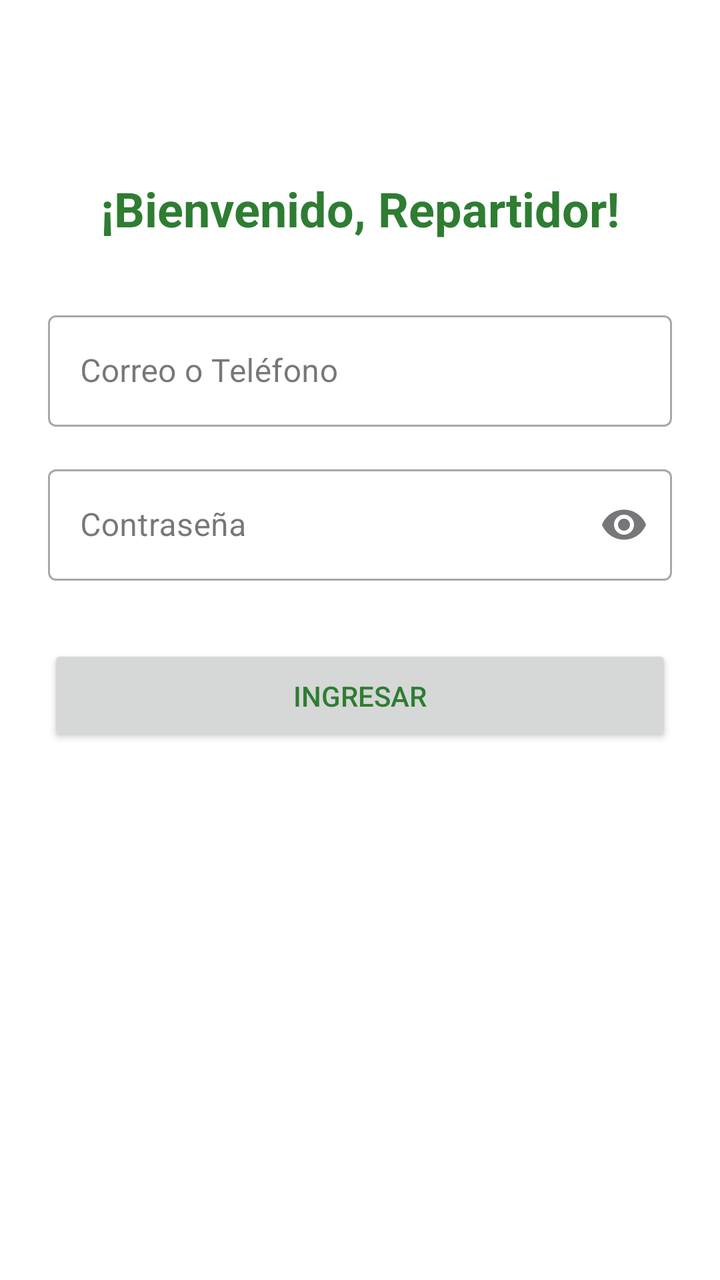
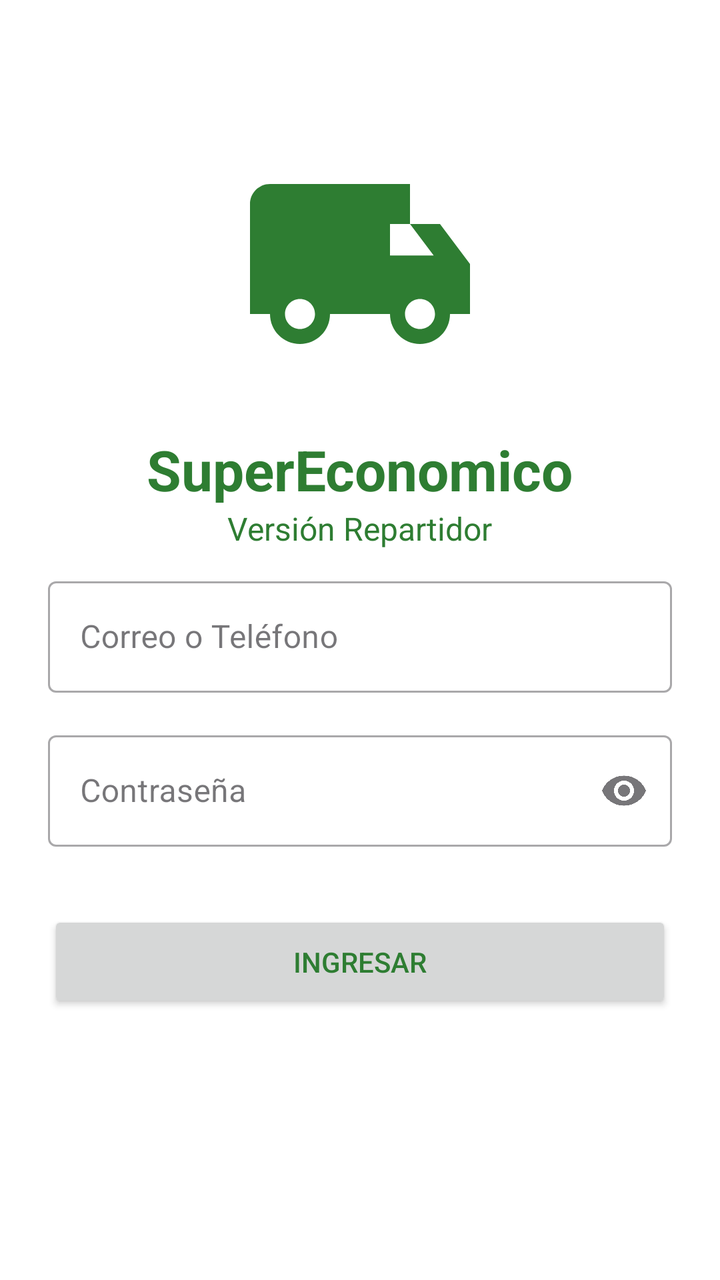

The first picture is an Android layout as it rendered before a commit; the second is the same layout after the commit. The layout source and the unified diff follow.
<!-- AndroidManifest.xml: activity theme Theme.SuperEconomicoRepartidor -->
<!-- res/layout/activity_login.xml -->
<?xml version="1.0" encoding="utf-8"?>
<androidx.constraintlayout.widget.ConstraintLayout xmlns:android="http://schemas.android.com/apk/res/android"
    xmlns:app="http://schemas.android.com/apk/res-auto"
    xmlns:tools="http://schemas.android.com/tools"
    android:layout_width="match_parent"
    android:layout_height="match_parent"
    android:padding="24dp"
    tools:context=".ui.login.LoginActivity">

    <TextView
        android:id="@+id/tvTitle"
        android:layout_width="wrap_content"
        android:layout_height="wrap_content"
        android:layout_marginTop="64dp"
        android:text="¡Bienvenido, Repartidor!"
        android:textColor="@color/green_primary"
        android:textSize="24sp"
        android:textStyle="bold"
        app:layout_constraintEnd_toEndOf="parent"
        app:layout_constraintStart_toStartOf="parent"
        app:layout_constraintTop_toTopOf="parent" />

    <com.google.android.material.textfield.TextInputLayout
        android:id="@+id/tilEmail"
        style="@style/Widget.MaterialComponents.TextInputLayout.OutlinedBox"
        android:layout_width="0dp"
        android:layout_height="wrap_content"
        android:layout_marginTop="32dp"
        android:hint="Correo o Teléfono"
        app:hintTextColor="@color/green_primary"
        app:layout_constraintEnd_toEndOf="parent"
        app:layout_constraintStart_toStartOf="parent"
        app:layout_constraintTop_toBottomOf="@id/tvTitle">

        <com.google.android.material.textfield.TextInputEditText
            android:id="@+id/etEmail"
            android:layout_width="match_parent"
            android:layout_height="wrap_content"
            android:inputType="textEmailAddress" />
    </com.google.android.material.textfield.TextInputLayout>

    <com.google.android.material.textfield.TextInputLayout
        android:id="@+id/tilPassword"
        style="@style/Widget.MaterialComponents.TextInputLayout.OutlinedBox"
        android:layout_width="0dp"
        android:layout_height="wrap_content"
        android:layout_marginTop="16dp"
        android:hint="Contraseña"
        app:endIconMode="password_toggle"
        app:hintTextColor="@color/green_primary"
        app:layout_constraintEnd_toEndOf="parent"
        app:layout_constraintStart_toStartOf="parent"
        app:layout_constraintTop_toBottomOf="@id/tilEmail">

        <com.google.android.material.textfield.TextInputEditText
            android:id="@+id/etPassword"
            android:layout_width="match_parent"
            android:layout_height="wrap_content"
            android:inputType="textPassword" />
    </com.google.android.material.textfield.TextInputLayout>

    <Button
        android:id="@+id/btnIngresar"
        android:layout_width="0dp"
        android:layout_height="wrap_content"
        android:layout_marginTop="32dp"
        android:padding="16dp"
        android:text="Ingresar"
        app:layout_constraintEnd_toEndOf="parent"
        app:layout_constraintStart_toStartOf="parent"
        app:layout_constraintTop_toBottomOf="@id/tilPassword" />

    <ProgressBar
        android:id="@+id/progressBar"
        android:layout_width="wrap_content"
        android:layout_height="wrap_content"
        android:visibility="gone"
        app:layout_constraintBottom_toBottomOf="parent"
        app:layout_constraintEnd_toEndOf="parent"
        app:layout_constraintStart_toStartOf="parent"
        app:layout_constraintTop_toTopOf="parent"
        tools:visibility="visible" />

</androidx.constraintlayout.widget.ConstraintLayout>
<!-- resources referenced by this layout -->
<resources>
  <color name="green_primary">#2E7D32</color>
  <style name="Theme.SuperEconomicoRepartidor" parent="Theme.Material3.DayNight.NoActionBar">
          
          <item name="colorPrimary">@color/green_primary</item>
          <item name="colorOnPrimary">@color/white</item>
  
          
          <item name="android:statusBarColor">@color/green_dark</item>
  
          
          <item name="android:windowBackground">@color/white</item>
          <item name="android:textColor">@color/green_primary</item>
          <item name="android:textColorPrimary">@color/green_primary</item>
      </style>
  <color name="white">#FFFFFFFF</color>
  <color name="green_dark">#005005</color>
</resources>

<!-- the commit's change to res/layout/activity_login.xml (unified diff, before → after) -->
@@ -7,18 +7,39 @@
     android:padding="24dp"
     tools:context=".ui.login.LoginActivity">
 
+    <ImageView
+        android:id="@+id/ivLogo"
+        android:layout_width="120dp"
+        android:layout_height="120dp"
+        android:layout_marginTop="48dp"
+        android:src="@drawable/ic_repartidor"
+        app:layout_constraintEnd_toEndOf="parent"
+        app:layout_constraintStart_toStartOf="parent"
+        app:layout_constraintTop_toTopOf="parent" />
+
     <TextView
         android:id="@+id/tvTitle"
         android:layout_width="wrap_content"
         android:layout_height="wrap_content"
-        android:layout_marginTop="64dp"
-        android:text="¡Bienvenido, Repartidor!"
+        android:layout_marginTop="24dp"
+        android:text="SuperEconomico"
         android:textColor="@color/green_primary"
-        android:textSize="24sp"
+        android:textSize="28sp"
         android:textStyle="bold"
         app:layout_constraintEnd_toEndOf="parent"
         app:layout_constraintStart_toStartOf="parent"
-        app:layout_constraintTop_toTopOf="parent" />
+        app:layout_constraintTop_toBottomOf="@id/ivLogo" />
+
+    <TextView
+        android:id="@+id/tvSubtitle"
+        android:layout_width="wrap_content"
+        android:layout_height="wrap_content"
+        android:text="Versión Repartidor"
+        android:textColor="@color/green_primary"
+        android:textSize="16sp"
+        app:layout_constraintEnd_toEndOf="parent"
+        app:layout_constraintStart_toStartOf="parent"
+        app:layout_constraintTop_toBottomOf="@id/tvTitle" />
 
     <com.google.android.material.textfield.TextInputLayout
         android:id="@+id/tilEmail"
<!-- resource entries referenced after the edit -->
@@ -1,6 +1,17 @@
 <!-- resources referenced by this layout -->
 <resources>
   <color name="green_primary">#2E7D32</color>
+  <!-- drawable ic_repartidor (drawable) -->
+  <vector xmlns:android="http://schemas.android.com/apk/res/android"
+      android:width="24dp"
+      android:height="24dp"
+      android:viewportWidth="24"
+      android:viewportHeight="24"
+      android:tint="@color/green_primary">
+      <path
+          android:fillColor="@android:color/white"
+          android:pathData="M20,8h-3L17,4L3,4c-1.1,0 -2,0.9 -2,2v11h2c0,1.66 1.34,3 3,3s3,-1.34 3,-3h6c0,1.66 1.34,3 3,3s3,-1.34 3,-3h2v-5l-3,-4zM6,18.5c-0.83,0 -1.5,-0.67 -1.5,-1.5s0.67,-1.5 1.5,-1.5 1.5,0.67 1.5,1.5 -0.67,1.5 -1.5,1.5zM15,8h2l2.37,3.15L15,11.15L15,8zM18,18.5c-0.83,0 -1.5,-0.67 -1.5,-1.5s0.67,-1.5 1.5,-1.5 1.5,0.67 1.5,1.5 -0.67,1.5 -1.5,1.5z" />
+  </vector>
   <style name="Theme.SuperEconomicoRepartidor" parent="Theme.Material3.DayNight.NoActionBar">
           
           <item name="colorPrimary">@color/green_primary</item>
